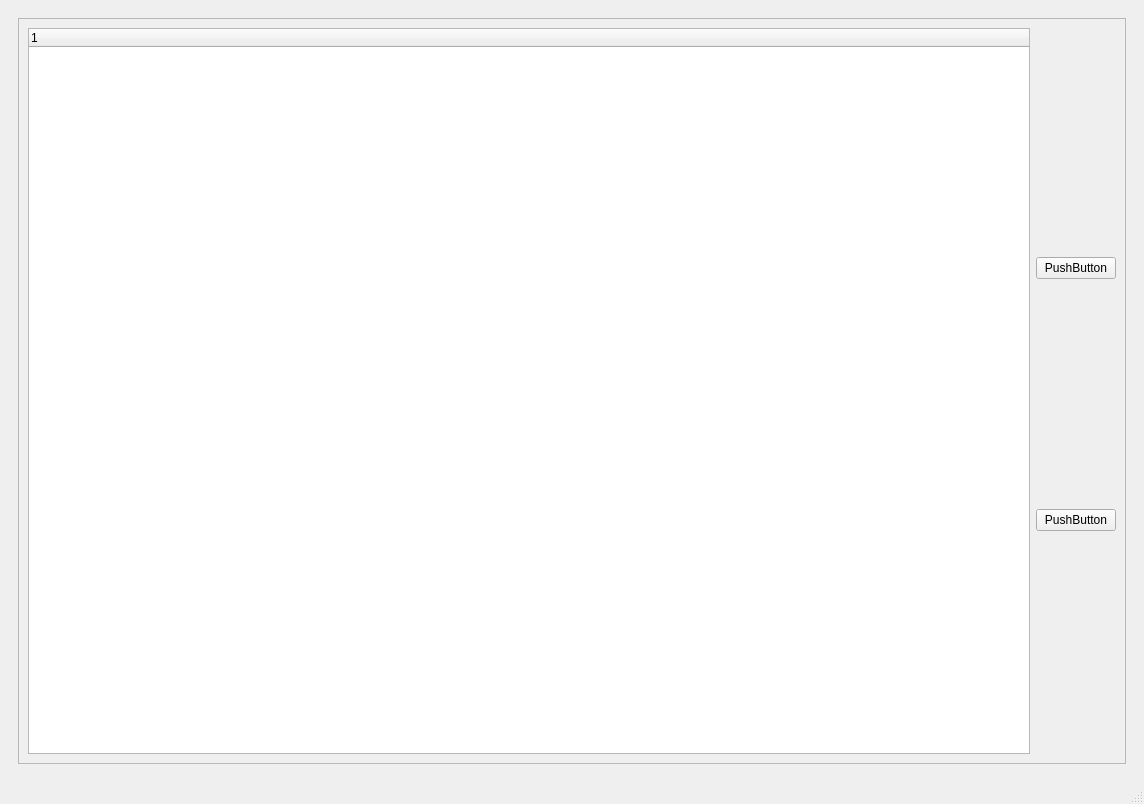
First picture: the form in untitled.ui, repository z9sb/DIFAL_ES, before the edit.
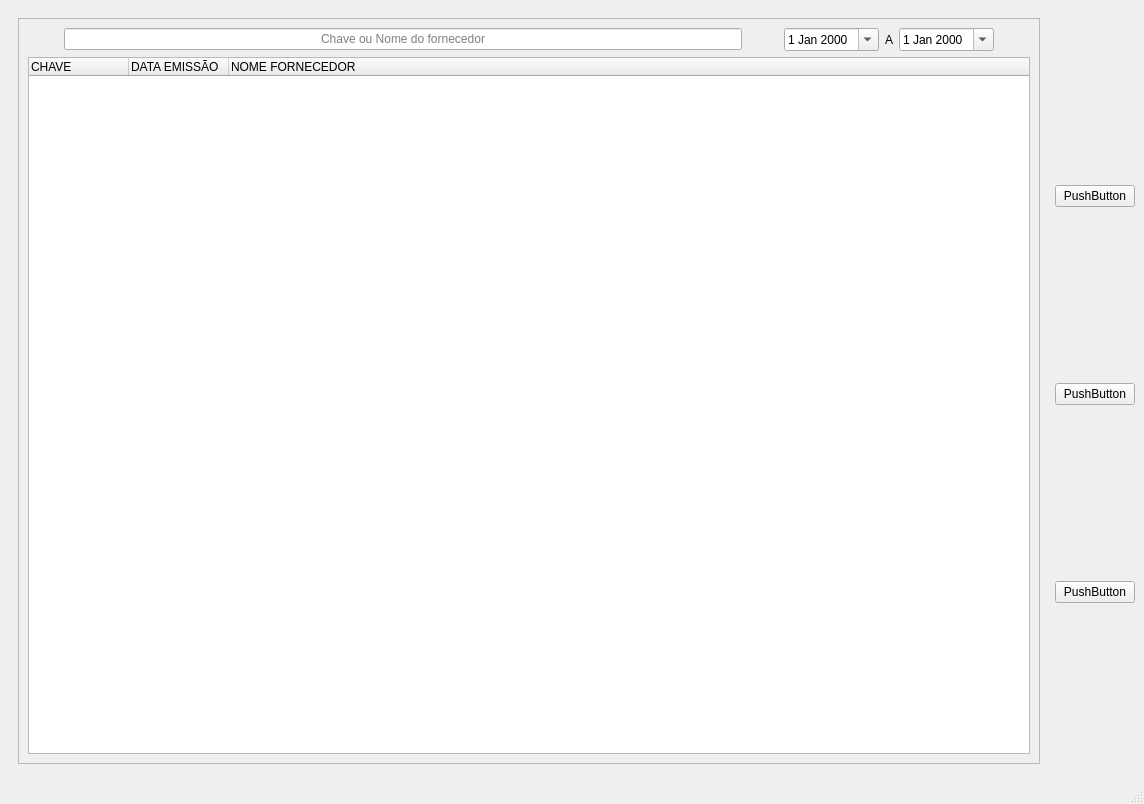
Second picture: the form after the edit. The open tabs and pages were chosen to show the change.

Patch:
```diff
--- a/untitled.ui
+++ b/untitled.ui
@@ -15,7 +15,60 @@
   </property>
   <widget class="QWidget" name="centralwidget">
    <layout class="QGridLayout" name="gridLayout">
-    <item row="0" column="0">
+    <item row="1" column="1">
+     <widget class="QPushButton" name="pushButton">
+      <property name="text">
+       <string>PushButton</string>
+      </property>
+     </widget>
+    </item>
+    <item row="0" column="1">
+     <spacer name="verticalSpacer">
+      <property name="orientation">
+       <enum>Qt::Vertical</enum>
+      </property>
+      <property name="sizeHint" stdset="0">
+       <size>
+        <width>20</width>
+        <height>40</height>
+       </size>
+      </property>
+     </spacer>
+    </item>
+    <item row="4" column="1">
+     <spacer name="verticalSpacer_2">
+      <property name="orientation">
+       <enum>Qt::Vertical</enum>
+      </property>
+      <property name="sizeHint" stdset="0">
+       <size>
+        <width>20</width>
+        <height>40</height>
+       </size>
+      </property>
+     </spacer>
+    </item>
+    <item row="5" column="1">
+     <widget class="QPushButton" name="pushButton_2">
+      <property name="text">
+       <string>PushButton</string>
+      </property>
+     </widget>
+    </item>
+    <item row="6" column="1">
+     <spacer name="verticalSpacer_3">
+      <property name="orientation">
+       <enum>Qt::Vertical</enum>
+      </property>
+      <property name="sizeHint" stdset="0">
+       <size>
+        <width>20</width>
+        <height>40</height>
+       </size>
+      </property>
+     </spacer>
+    </item>
+    <item row="0" column="0" rowspan="7">
      <widget class="QStackedWidget" name="stackedWidget">
       <property name="currentIndex">
        <number>1</number>
@@ -32,71 +85,119 @@
             <rect>
              <x>0</x>
              <y>0</y>
-             <width>1106</width>
+             <width>1025</width>
              <height>725</height>
             </rect>
            </property>
            <layout class="QGridLayout" name="gridLayout_3">
+            <item row="0" column="3">
+             <widget class="QDateEdit" name="dateEdit">
+              <property name="minimumSize">
+               <size>
+                <width>90</width>
+                <height>0</height>
+               </size>
+              </property>
+              <property name="calendarPopup">
+               <bool>true</bool>
+              </property>
+             </widget>
+            </item>
+            <item row="0" column="5">
+             <widget class="QDateEdit" name="dateEdit_2">
+              <property name="minimumSize">
+               <size>
+                <width>90</width>
+                <height>0</height>
+               </size>
+              </property>
+              <property name="calendarPopup">
+               <bool>true</bool>
+              </property>
+             </widget>
+            </item>
             <item row="0" column="1">
-             <spacer name="verticalSpacer_2">
+             <widget class="QLineEdit" name="lineEdit">
+              <property name="alignment">
+               <set>Qt::AlignCenter</set>
+              </property>
+              <property name="placeholderText">
+               <string>Chave ou Nome do fornecedor</string>
+              </property>
+             </widget>
+            </item>
+            <item row="0" column="0">
+             <spacer name="horizontalSpacer">
               <property name="orientation">
-               <enum>Qt::Vertical</enum>
+               <enum>Qt::Horizontal</enum>
               </property>
+              <property name="sizeType">
+               <enum>QSizePolicy::Fixed</enum>
+              </property>
               <property name="sizeHint" stdset="0">
                <size>
-                <width>20</width>
-                <height>40</height>
+                <width>30</width>
+                <height>10</height>
                </size>
               </property>
              </spacer>
             </item>
-            <item row="1" column="1">
-             <widget class="QPushButton" name="pushButton">
-              <property name="text">
-               <string>PushButton</string>
-              </property>
-             </widget>
-            </item>
-            <item row="4" column="1">
-             <spacer name="verticalSpacer">
+            <item row="0" column="6">
+             <spacer name="horizontalSpacer_3">
               <property name="orientation">
-               <enum>Qt::Vertical</enum>
+               <enum>Qt::Horizontal</enum>
               </property>
+              <property name="sizeType">
+               <enum>QSizePolicy::Fixed</enum>
+              </property>
               <property name="sizeHint" stdset="0">
                <size>
-                <width>20</width>
-                <height>40</height>
+                <width>30</width>
+                <height>20</height>
                </size>
               </property>
              </spacer>
             </item>
-            <item row="2" column="1">
-             <spacer name="verticalSpacer_3">
+            <item row="0" column="2">
+             <spacer name="horizontalSpacer_2">
               <property name="orientation">
-               <enum>Qt::Vertical</enum>
+               <enum>Qt::Horizontal</enum>
               </property>
+              <property name="sizeType">
+               <enum>QSizePolicy::Fixed</enum>
+              </property>
               <property name="sizeHint" stdset="0">
                <size>
-                <width>20</width>
-                <height>40</height>
+                <width>30</width>
+                <height>10</height>
                </size>
               </property>
              </spacer>
             </item>
-            <item row="3" column="1">
-             <widget class="QPushButton" name="pushButton_2">
-              <property name="text">
-               <string>PushButton</string>
-              </property>
-             </widget>
-            </item>
-            <item row="0" column="0" rowspan="5">
-             <widget class="QTreeWidget" name="treeWidget">
+            <item row="1" column="0" rowspan="5" colspan="7">
+             <widget class="QTreeWidget" name="notas">
               <column>
                <property name="text">
-                <string notr="true">1</string>
+                <string notr="true">CHAVE</string>
                </property>
               </column>
+              <column>
+               <property name="text">
+                <string>DATA EMISSÃO</string>
+               </property>
+              </column>
+              <column>
+               <property name="text">
+                <string>NOME FORNECEDOR</string>
+               </property>
+              </column>
+             </widget>
+            </item>
+            <item row="0" column="4">
+             <widget class="QLabel" name="label">
+              <property name="text">
+               <string>A</string>
+              </property>
              </widget>
             </item>
            </layout>
@@ -107,8 +208,26 @@
       </widget>
       <widget class="QWidget" name="page_2">
        <layout class="QGridLayout" name="gridLayout_4">
-        <item row="1" column="3">
-         <widget class="QPushButton" name="pushButton_3">
+        <item row="0" column="1" colspan="2">
+         <widget class="QTreeWidget" name="empresas">
+          <column>
+           <property name="text">
+            <string>EMPRESAS</string>
+           </property>
+          </column>
+          <column>
+           <property name="text">
+            <string>CNPJ</string>
+           </property>
+          </column>
+         </widget>
+        </item>
+       </layout>
+      </widget>
+      <widget class="QWidget" name="table_itens">
+       <layout class="QGridLayout" name="gridLayout_5">
+        <item row="1" column="0">
+         <widget class="QPushButton" name="pushButton_6">
           <property name="text">
            <string>PushButton</string>
           </property>
@@ -148,6 +267,26 @@
       </widget>
      </widget>
     </item>
+    <item row="3" column="1">
+     <widget class="QPushButton" name="pushButton_3">
+      <property name="text">
+       <string>PushButton</string>
+      </property>
+     </widget>
+    </item>
+    <item row="2" column="1">
+     <spacer name="verticalSpacer_4">
+      <property name="orientation">
+       <enum>Qt::Vertical</enum>
+      </property>
+      <property name="sizeHint" stdset="0">
+       <size>
+        <width>20</width>
+        <height>40</height>
+       </size>
+      </property>
+     </spacer>
+    </item>
    </layout>
   </widget>
   <widget class="QMenuBar" name="menubar">
```
Left out of the diff: 55 changed lines with no effect on the pictures.
